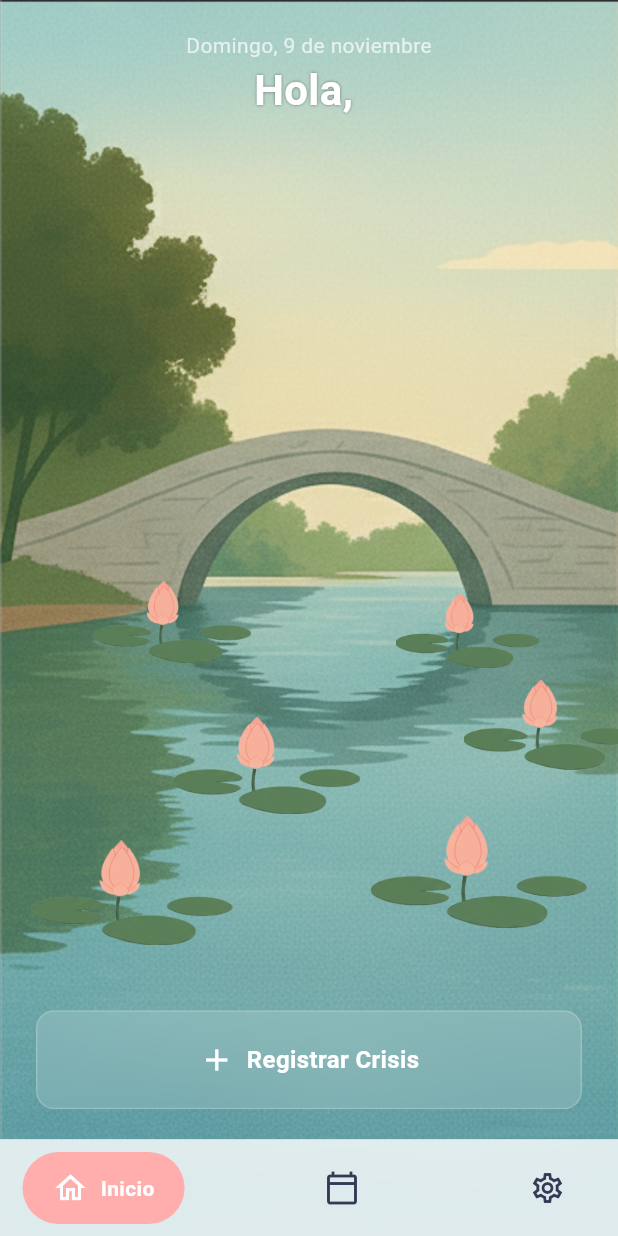
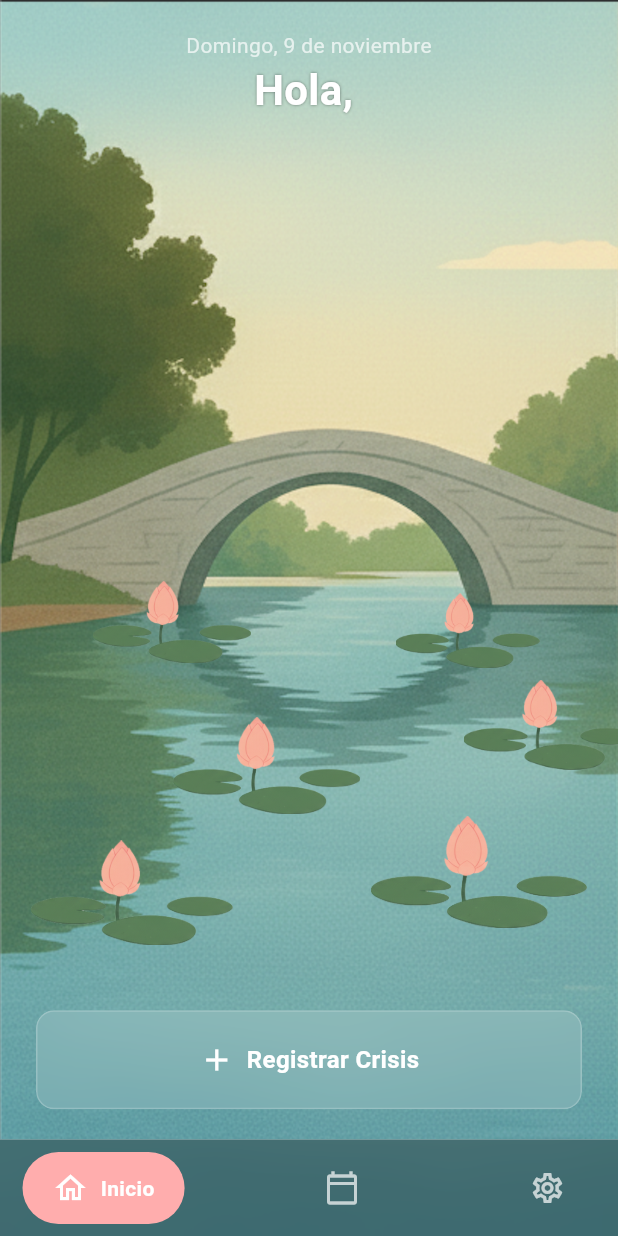
Before and after one commit to janisepulveda/auna, a Flutter app: the MainScaffold screen opened directly, on a phone screen of 412 x 824 dp. Run offline on Flutter 3.47's test engine with Material 3 defaults, Android fonts, the phone set to English and light mode, and no system bars; drawn by our look-alikes of google_nav_bar; our stand-ins replace pdf, permission_handler, shared_preferences, table_calendar; missing offline and left inert: flutter_reactive_ble, open_file_plus; accounts and stored records are empty.

Commit message:
arreglar tab bar

```diff
--- a/auna_app/lib/main_scaffold.dart
+++ b/auna_app/lib/main_scaffold.dart
@@ -1,7 +1,7 @@
 // lib/main_scaffold.dart
 import 'package:flutter/material.dart';
 import 'dart:ui'; // Para el ImageFilter
-import 'package:google_nav_bar/google_nav_bar.dart'; // <-- 1. Importa el nuevo paquete
+import 'package:google_nav_bar/google_nav_bar.dart'; // <-- 1. ¡El paquete correcto!
 import 'home_screen.dart';
 import 'history_screen.dart';
 import 'settings_screen.dart';
@@ -22,55 +22,64 @@ class _MainScaffoldState extends State<MainScaffold> {
     SettingsScreen(),
   ];
 
-  // Definimos tu color rosado personalizado
+  // Tu color rosado
   final Color customSelectedColor = const Color(0xFFFFADAD);
-  // Color para los íconos no seleccionados (usamos el primario de tu tema)
+  // Color para íconos no seleccionados (el azul oscuro de tu tema)
   final Color customIconColor = const Color(0xFF333A56);
 
   @override
   Widget build(BuildContext context) {
+    // Detecta si el fondo actual es oscuro (como en HomeScreen)
+    // Asumimos que si no es la primera pestaña (Inicio), el fondo es claro.
+    bool isDarkBackground = (_selectedIndex == 0);
+
     return Scaffold(
-      extendBody: true, // Mantenemos esto para el efecto "liquid glass"
+      extendBody: true, // El body se extiende detrás de la barra
       body: Center(
         child: _widgetOptions.elementAt(_selectedIndex),
       ),
 
-      // --- REEMPLAZAMOS EL BOTTOMNAVIGATIONBAR ---
       bottomNavigationBar: ClipRect(
         child: BackdropFilter(
           filter: ImageFilter.blur(sigmaX: 15, sigmaY: 15),
           child: Container(
-            // El contenedor de vidrio que ya tenías
+            // --- ¡CAMBIO CLAVE! ---
+            // El "vidrio" ahora es oscuro si el fondo es oscuro,
+            // y claro si el fondo es claro.
             decoration: BoxDecoration(
-              color: const Color(0xCCFFFFFF), // Blanco ~80% opacidad
+              color: isDarkBackground
+                  ? const Color(0x4D000000) // Vidrio oscuro (Negro 30%)
+                  : const Color(0xCCFFFFFF), // Vidrio claro (Blanco 80%)
               border: Border(
                 top: BorderSide(
-                  color: const Color(0x4DFFFFFF), // Blanco 30%
+                  color: isDarkBackground
+                      ? const Color(0x4DFFFFFF) // Borde blanco
+                      : const Color(0x4D000000), // Borde negro
                   width: 0.5,
                 ),
               ),
             ),
-            // SafeArea para evitar que los íconos queden debajo de la barra de inicio
             child: SafeArea(
               child: Padding(
                 padding: const EdgeInsets.symmetric(horizontal: 15.0, vertical: 8.0),
                 child: GNav(
-                  // --- ESTILO DE GNAV ---
-                  rippleColor: customSelectedColor.withAlpha(50), // Color del "splash"
-                  hoverColor: customSelectedColor.withAlpha(30),  // Color al pasar el mouse
-                  gap: 8, // Espacio entre ícono y texto
-                  activeColor: Colors.white, // Color del texto e ícono DENTRO de la cápsula
+                  rippleColor: customSelectedColor.withAlpha(50),
+                  hoverColor: customSelectedColor.withAlpha(30),
+                  gap: 8,
+                  activeColor: Colors.white, // Texto/Icono dentro de la cápsula
                   iconSize: 24,
-                  padding: const EdgeInsets.symmetric(horizontal: 20, vertical: 12), // Padding de la cápsula
-                  duration: const Duration(milliseconds: 300), // Velocidad de la animación
+                  padding: const EdgeInsets.symmetric(horizontal: 20, vertical: 12),
+                  duration: const Duration(milliseconds: 300), // Animación
 
-                  // ¡LA MAGIA! Define el color de la cápsula deslizante
+                  // ¡La cápsula deslizante!
                   tabBackgroundColor: customSelectedColor,
 
-                  // Color de los íconos NO seleccionados
-                  color: customIconColor,
+                  // --- ¡CAMBIO CLAVE! ---
+                  // El color de los íconos inactivos cambia según el fondo
+                  color: isDarkBackground
+                      ? Colors.white70 // Iconos claros en fondo oscuro
+                      : customIconColor,  // Iconos oscuros en fondo claro
 
-                  // Definición de las pestañas
                   tabs: const [
                     GButton(
                       icon: Icons.home_outlined,
@@ -97,7 +106,6 @@ class _MainScaffoldState extends State<MainScaffold> {
           ),
         ),
       ),
-      // --- FIN DEL REEMPLAZO ---
     );
   }
 }
```
Also changed, not shown: auna_app/pubspec.yaml (+14 -74 lines), auna_app/pubspec.lock.
